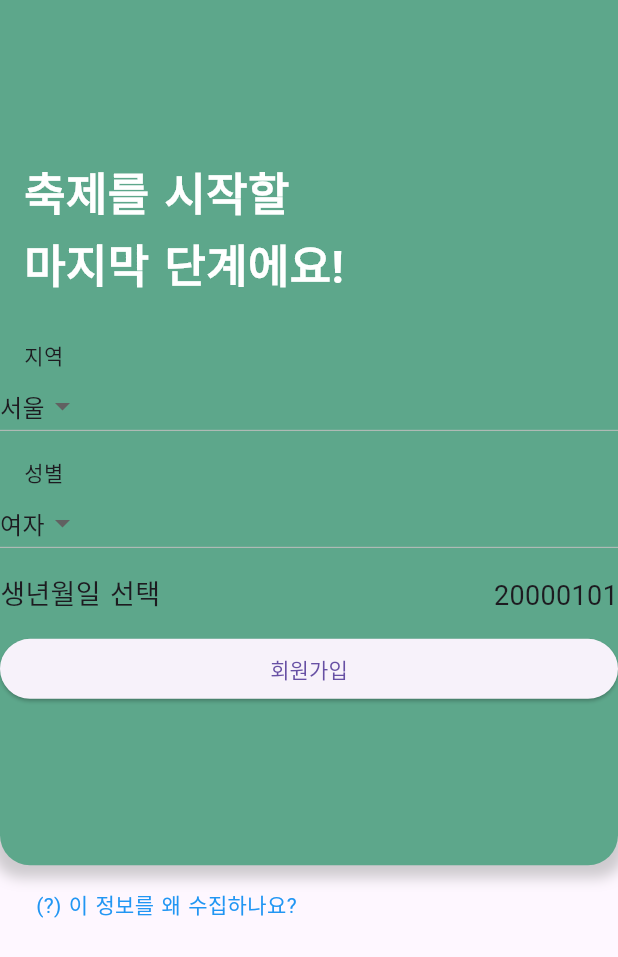
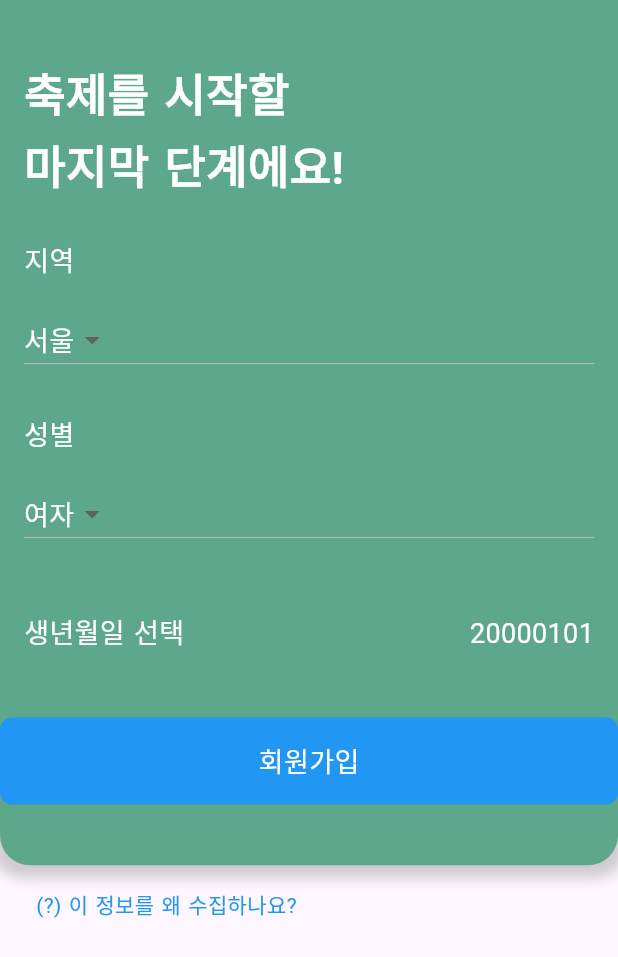
Before and after one commit to mint0o0/minto-flutter, a Flutter app: the Signingup screen opened directly, on a phone screen of 412 x 824 dp. Shown: the top 957 px of the screen. Run offline on Flutter 3.47's test engine with Material 3 defaults, Android fonts, the phone set to English and light mode, and no system bars; our stand-ins replace card_swiper, csv, dio, firebase_auth, firebase_core, flutter_dotenv and 11 more; missing offline and left inert: animated_size_and_fade, bip32_bip44, bip39, gauge_indicator, qrscan, web3dart; accounts and stored records are empty; Roboto replaces fonts that are missing (GmarketSans); project files that could hold a hidden picture were left out.

Commit message:
UI: 회원가입창 padding, color 통일

```diff
--- a/lib/src/signup.dart
+++ b/lib/src/signup.dart
@@ -152,12 +152,17 @@ class _SigningupState extends State<Signingup> {
                   SizedBox(height: 24.0),
                   Padding(
       padding: const EdgeInsets.symmetric(horizontal: 16.0),
-      child: Text("지역"),
+      child: Text("지역", style: TextStyle(
+          color: Colors.white, // Text color
+          fontSize: 18.0, // Font size
+        ),),
     ),
-                  DropdownButton<String>(
+                 Padding(
+  padding: const EdgeInsets.all(16.0), // You can adjust the padding values as needed
+  child: DropdownButton<String>(
     value: _signupController.selectedArea,
     onChanged: (String? newValue) {
-                      if(newValue != null) {
+      if (newValue != null) {
         setState(() {
           _signupController.selectedArea = newValue;
         });
@@ -167,19 +172,28 @@ class _SigningupState extends State<Signingup> {
         .map<DropdownMenuItem<String>>((String value) {
       return DropdownMenuItem<String>(
         value: value,
-                        child: Text(value),
+        child: Text(value, style: TextStyle(
+          color: Colors.white, // Text color
+          fontSize: 18.0, // Font size
+        ),),
       );
     }).toList(),
+  ),
 ),
                   SizedBox(height: 10),
                   Padding(
       padding: const EdgeInsets.symmetric(horizontal: 16.0),
-      child: Text("성별"),
+      child: Text("성별", style: TextStyle(
+          color: Colors.white, // Text color
+          fontSize: 18.0, // Font size
+        ),),
     ),
-                  DropdownButton<String>(
+                  Padding(
+  padding: const EdgeInsets.all(16.0), // 16 logical pixels of padding on all sides
+  child: DropdownButton<String>(
     value: _signupController.selectedGender,
     onChanged: (String? newValue) {
-                      if(newValue != null) {
+      if (newValue != null) {
         setState(() {
           _signupController.selectedGender = newValue;
         });
@@ -189,12 +203,18 @@ class _SigningupState extends State<Signingup> {
         .map<DropdownMenuItem<String>>((String value) {
       return DropdownMenuItem<String>(
         value: value,
-                        child: Text(value),
+        child: Text(value, style: TextStyle(
+          color: Colors.white, // Text color
+          fontSize: 18.0, // Font size
+        ),),
       );
     }).toList(),
   ),
+),
                   SizedBox(height: 10),
-                  GestureDetector(
+                  Padding(
+  padding: const EdgeInsets.all(16.0), // 16 logical pixels of padding on all sides
+  child: GestureDetector(
     onTap: () async {
       final DateTime? picked = await showDatePicker(
         context: context,
@@ -204,7 +224,6 @@ class _SigningupState extends State<Signingup> {
       );
       if (picked != null) {
         setState(() {
-       // _selectedDate = DateFormat('yyyy-MM-dd').format(picked);
           _selectedDate = picked.year * 10000 + picked.month * 100 + picked.day;
           _signupController.selectedBirthday = _selectedDate;
         });
@@ -215,23 +234,46 @@ class _SigningupState extends State<Signingup> {
       children: <Widget>[
         Text(
           '생년월일 선택',
-        style: TextStyle(fontSize: 18.0),
+           style: TextStyle(
+          color: Colors.white, // Text color
+          fontSize: 18.0, // Font size
+        ),
         ),
         Text(
           _selectedDate.toString(),
-
-        style: TextStyle(fontSize: 18.0),
+           style: TextStyle(
+          color: Colors.white, // Text color
+          fontSize: 18.0, // Font size
+        ),
         ),
       ],
     ),
   ),
-                  SizedBox(height: 10),
-                  ElevatedButton(
-                    onPressed: () {
+)
+,
+                  SizedBox(height: 25),
+                  GestureDetector(
+  onTap: () {
     _signupController.signup(context);
   },
-                    child: Text('회원가입'),
+  child: Container(
+    padding: const EdgeInsets.all(16.0), // 16 logical pixels of padding on all sides
+    decoration: BoxDecoration(
+      color: Colors.blue, // Background color of the container
+      borderRadius: BorderRadius.circular(8.0), // Rounded corners
     ),
+    child: Center(
+      child: Text(
+        '회원가입',
+        style: TextStyle(
+          color: Colors.white, // Text color
+          fontSize: 18.0, // Font size
+        ),
+      ),
+    ),
+  ),
+)
+
                 ],
               ),
             ),
```
Lines whose indentation alone changed are shown as unchanged.
